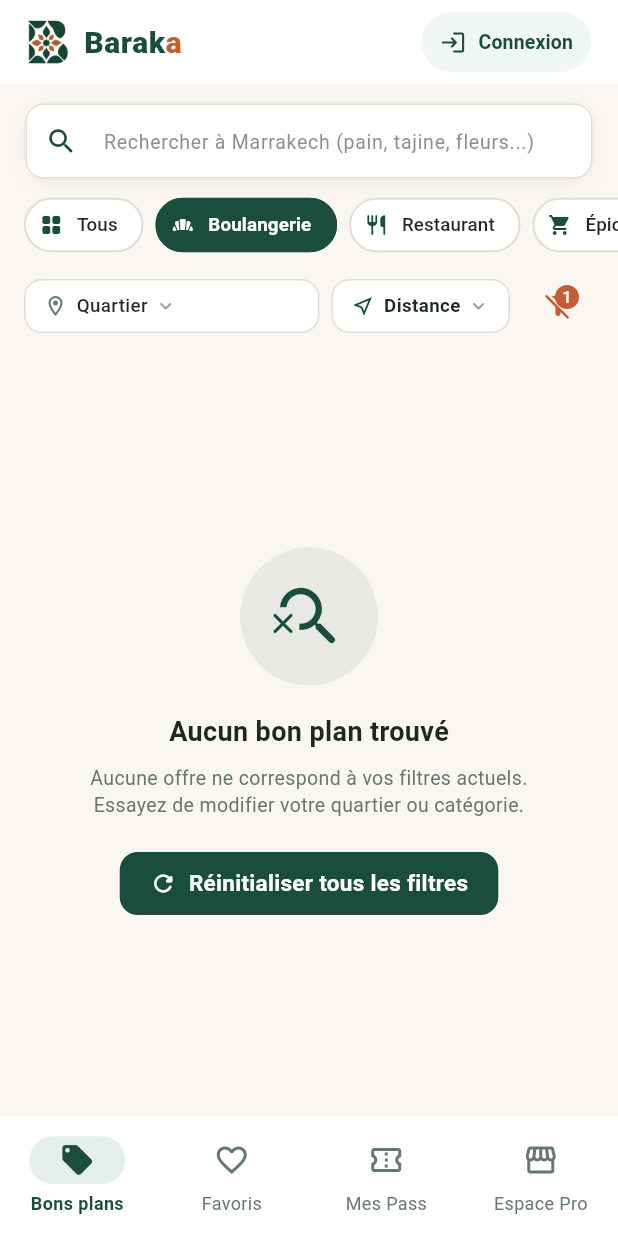
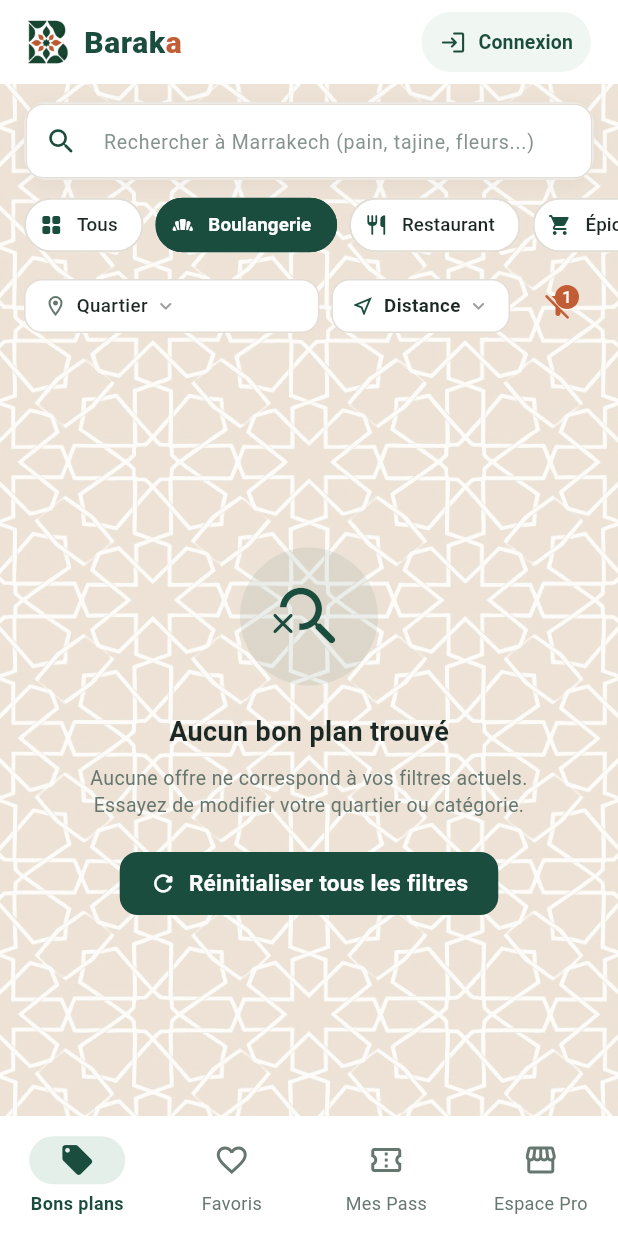
Before and after one commit to HAJARACH/Baraka, a Flutter app: the screen it shows after launch, after a tap on "Boulangerie", on a phone screen of 412 x 824 dp. Run offline on Flutter 3.47's test engine with Material 3 defaults, Android fonts, the phone set to English and light mode, and no system bars; our stand-ins replace geolocator, qr_flutter, shared_preferences, supabase_flutter; missing offline and left inert: mobile_scanner; accounts and stored records are empty.

Commit message:
feat: fond zellige marocain beige et blanc sur l'accueil et le splash screen

```diff
--- a/lib/main.dart
+++ b/lib/main.dart
@@ -14,6 +14,7 @@ import 'screens/splash_screen.dart';
 import 'services/favorites_service.dart';
 import 'theme/app_theme.dart';
 import 'widgets/baraka_logo.dart';
+import 'widgets/zellige_background.dart';
 
 Future<void> main() async {
   WidgetsFlutterBinding.ensureInitialized();
@@ -531,7 +532,10 @@ class _MainHomeScreenState extends State<MainHomeScreen> {
               ],
             )
           : null,
-      body: _buildCurrentBody(user),
+      body: ZelligeBackground(
+        patternOpacity: 0.65,
+        child: _buildCurrentBody(user),
+      ),
       bottomNavigationBar: NavigationBar(
         selectedIndex: _currentIndex,
         onDestinationSelected: (i) => setState(() => _currentIndex = i),
--- a/lib/screens/splash_screen.dart
+++ b/lib/screens/splash_screen.dart
@@ -1,5 +1,6 @@
 import 'package:flutter/material.dart';
 import '../theme/app_theme.dart';
+import '../widgets/zellige_background.dart';
 import '../main.dart';
 
 class SplashScreen extends StatefulWidget {
@@ -125,37 +126,23 @@ class _SplashScreenState extends State<SplashScreen>
   @override
   Widget build(BuildContext context) {
     return Scaffold(
+      backgroundColor: BarakaColors.background,
       body: GestureDetector(
         onTap: _navigateToHome, // Permet de passer le splash screen en touchant l'écran
-        child: Container(
-          width: double.infinity,
-          height: double.infinity,
-          decoration: const BoxDecoration(
-            gradient: LinearGradient(
-              begin: Alignment.topCenter,
-              end: Alignment.bottomCenter,
-              colors: [
-                Color(0xFFFFFDF9),
-                BarakaColors.background,
-                Color(0xFFF3ECE1),
-              ],
-            ),
-          ),
+        child: ZelligeBackground(
           child: Stack(
             children: [
-              // Halos décoratifs subtils en arrière-plan
-              Positioned(
-                top: MediaQuery.of(context).size.height * 0.25,
-                left: MediaQuery.of(context).size.width * 0.5 - 150,
+              // Halo central doux pour magnifier le logo
+              Center(
                 child: Container(
-                  width: 300,
-                  height: 300,
+                  width: 340,
+                  height: 340,
                   decoration: BoxDecoration(
                     shape: BoxShape.circle,
                     gradient: RadialGradient(
                       colors: [
-                        BarakaColors.primary.withValues(alpha: 0.05),
-                        BarakaColors.primary.withValues(alpha: 0.0),
+                        BarakaColors.background.withValues(alpha: 0.85),
+                        BarakaColors.background.withValues(alpha: 0.0),
                       ],
                     ),
                   ),
--- /dev/null
+++ b/lib/widgets/zellige_background.dart
@@ -0,0 +1,40 @@
+import 'package:flutter/material.dart';
+import '../theme/app_theme.dart';
+
+/// Fond d'écran aux couleurs Baraka (Beige #FAF7F2) avec motif Zellige marocain discret
+class ZelligeBackground extends StatelessWidget {
+  final Widget child;
+  final double patternOpacity;
+  final Color backgroundColor;
+
+  const ZelligeBackground({
+    super.key,
+    required this.child,
+    this.patternOpacity = 1.0,
+    this.backgroundColor = BarakaColors.background,
+  });
+
+  @override
+  Widget build(BuildContext context) {
+    return Container(
+      color: backgroundColor,
+      child: Stack(
+        fit: StackFit.expand,
+        children: [
+          // Motif Zellige marocain géométrique discret
+          Opacity(
+            opacity: patternOpacity,
+            child: Image.asset(
+              'assets/images/zellige_bg.jpg',
+              fit: BoxFit.cover,
+              errorBuilder: (context, error, stackTrace) =>
+                  const SizedBox.shrink(),
+            ),
+          ),
+          // Contenu au premier plan
+          child,
+        ],
+      ),
+    );
+  }
+}
```
Also changed, not shown: assets/images/zellige_bg.jpg (added), assets/images/zellige_pattern.png (added), 1 other file.
